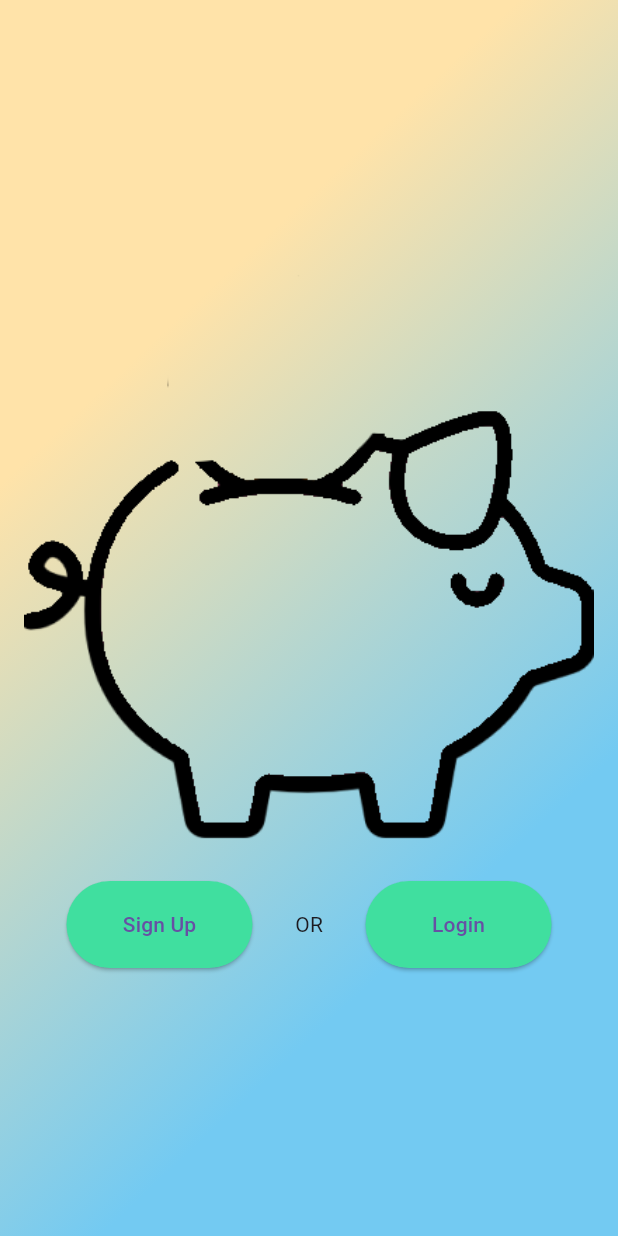
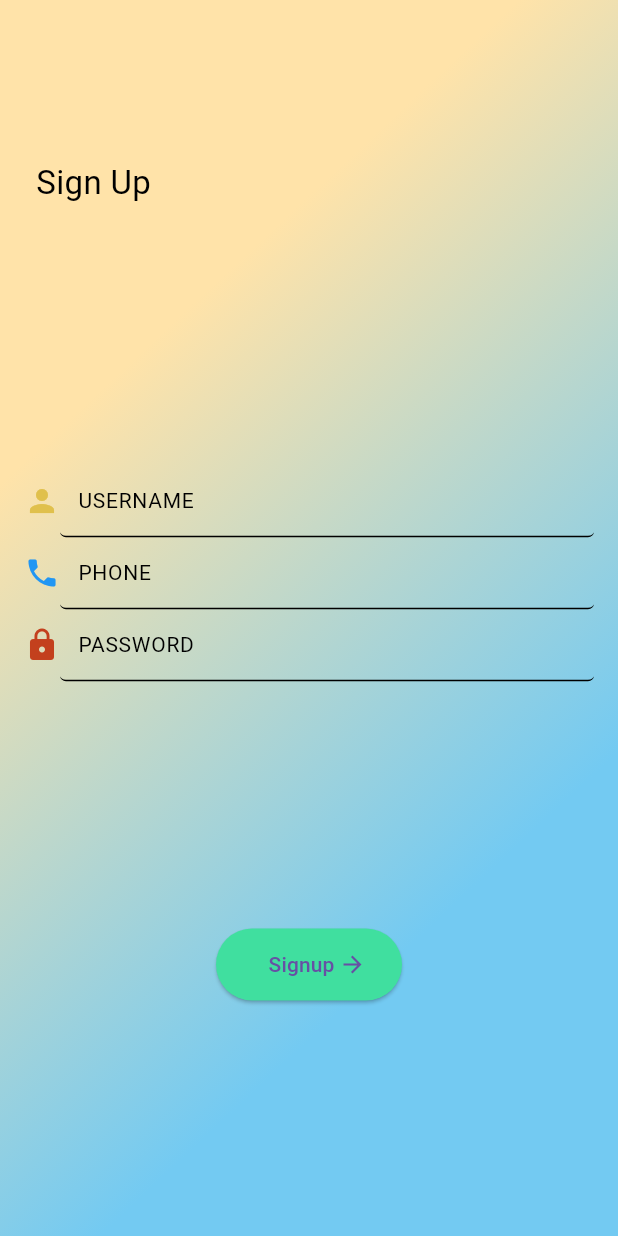
Before and after one commit to pepo-app/pepo, a Flutter app: the AuthScreen screen opened by its route, after a tap on "Sign Up", on a phone screen of 412 x 824 dp. Run offline on Flutter 3.47's test engine with Material 2 defaults, Android fonts, the phone set to English and light mode, and no system bars; our stand-ins replace flutter_secure_storage, get; missing offline and left inert: flutter_custom_cards, flutter_shapes, soundpool; accounts and stored records are empty.

Commit message:
implement signup page

```diff
--- a/lib/main.dart
+++ b/lib/main.dart
@@ -3,6 +3,7 @@ import 'package:get/get.dart';
 import 'package:pepo/screens/add_piggy_bank.dart';
 import 'package:pepo/screens/auth/auth.dart';
 import 'package:pepo/screens/auth/login.dart';
+import 'package:pepo/screens/auth/signup.dart';
 import 'package:pepo/screens/deposit_screen.dart';
 import 'package:pepo/screens/pepo_list.dart';
 import 'package:pepo/screens/settings.dart';
@@ -29,6 +30,7 @@ class MyApp extends StatelessWidget {
         GetPage(name: "/home", page: () => HomeScreen()),
         GetPage(name: "/auth", page: () => AuthScreen()),
         GetPage(name: "/auth/login", page: () => LoginScreen()),
+        GetPage(name: "/auth/signup", page: () => SignupScreen()),
         GetPage(name: "/deposit", page: () => DepositScreen()),
         GetPage(name: "/withdraw", page: () => WithdrawScreen()),
         GetPage(name: "/settings", page: () => SettingsScreen()),
--- a/lib/screens/auth/auth.dart
+++ b/lib/screens/auth/auth.dart
@@ -31,7 +31,7 @@ class AuthScreen extends StatelessWidget {
                       style: ButtonStyle(
                           backgroundColor: MaterialStateProperty.all<Color>(
                               Color(0xFF40DF9F))),
-                      onPressed: () {},
+                      onPressed: () => Get.toNamed("/auth/signup"),
                       child: Text("Sign Up")),
                 ),
                 Text("OR"),
--- /dev/null
+++ b/lib/screens/auth/signup.dart
@@ -0,0 +1,245 @@
+import 'package:flutter/material.dart';
+import 'package:get/get.dart';
+
+class SignupScreen extends StatelessWidget {
+  @override
+  Widget build(BuildContext context) {
+    return Scaffold(
+      backgroundColor: const Color(0xffffffff),
+      body: Container(
+        padding: const EdgeInsets.all(16),
+        width: MediaQuery.of(context).size.width,
+        height: MediaQuery.of(context).size.height,
+        decoration: const BoxDecoration(
+            shape: BoxShape.rectangle,
+            borderRadius: BorderRadius.zero,
+            gradient: LinearGradient(
+              colors: [Color(0xFFFFE3A9), Color(0xFF73CAF2)],
+              transform: GradientRotation(120.2),
+            )),
+        child: Column(
+          mainAxisAlignment: MainAxisAlignment.start,
+          crossAxisAlignment: CrossAxisAlignment.stretch,
+          mainAxisSize: MainAxisSize.max,
+          children: [
+            SizedBox(
+              height: MediaQuery.of(context).size.height * 0.1,
+              width: 16,
+            ),
+            const Padding(
+              padding: EdgeInsets.all(8),
+              child: Text(
+                "Sign Up",
+                textAlign: TextAlign.start,
+                overflow: TextOverflow.clip,
+                style: TextStyle(
+                  fontWeight: FontWeight.w400,
+                  fontStyle: FontStyle.normal,
+                  fontSize: 22,
+                  color: Color(0xff000000),
+                ),
+              ),
+            ),
+            SizedBox(
+              height: MediaQuery.of(context).size.height * 0.2,
+              width: 16,
+            ),
+            Row(
+              mainAxisAlignment: MainAxisAlignment.start,
+              crossAxisAlignment: CrossAxisAlignment.center,
+              mainAxisSize: MainAxisSize.max,
+              children: [
+                const Icon(
+                  Icons.person,
+                  color: Color(0xffe0c04c),
+                  size: 24,
+                ),
+                Expanded(
+                  flex: 1,
+                  child: TextField(
+                    controller: TextEditingController(),
+                    obscureText: false,
+                    textAlign: TextAlign.start,
+                    maxLines: 1,
+                    style: const TextStyle(
+                      fontWeight: FontWeight.w400,
+                      fontStyle: FontStyle.normal,
+                      fontSize: 14,
+                      color: Color(0xff000000),
+                    ),
+                    decoration: InputDecoration(
+                      disabledBorder: UnderlineInputBorder(
+                        borderRadius: BorderRadius.circular(4.0),
+                        borderSide: const BorderSide(
+                            color: Color(0xff000000), width: 1),
+                      ),
+                      focusedBorder: UnderlineInputBorder(
+                        borderRadius: BorderRadius.circular(4.0),
+                        borderSide: const BorderSide(
+                            color: Color(0xff000000), width: 1),
+                      ),
+                      enabledBorder: UnderlineInputBorder(
+                        borderRadius: BorderRadius.circular(4.0),
+                        borderSide: const BorderSide(
+                            color: Color(0xff000000), width: 1),
+                      ),
+                      hintText: "USERNAME",
+                      hintStyle: const TextStyle(
+                        fontWeight: FontWeight.w400,
+                        fontStyle: FontStyle.normal,
+                        fontSize: 14,
+                        color: Color(0xff000000),
+                      ),
+                      filled: false,
+                      fillColor: const Color(0x00f2f2f3),
+                      isDense: false,
+                      contentPadding: const EdgeInsets.fromLTRB(12, 8, 12, 8),
+                    ),
+                  ),
+                ),
+              ],
+            ),
+            Row(
+              mainAxisAlignment: MainAxisAlignment.start,
+              crossAxisAlignment: CrossAxisAlignment.center,
+              mainAxisSize: MainAxisSize.max,
+              children: [
+                const Icon(
+                  Icons.phone,
+                  color: Colors.blue,
+                  size: 24,
+                ),
+                Expanded(
+                  flex: 1,
+                  child: TextField(
+                    controller: TextEditingController(),
+                    obscureText: false,
+                    textAlign: TextAlign.start,
+                    maxLines: 1,
+                    style: const TextStyle(
+                      fontWeight: FontWeight.w400,
+                      fontStyle: FontStyle.normal,
+                      fontSize: 14,
+                      color: Color(0xff000000),
+                    ),
+                    decoration: InputDecoration(
+                      disabledBorder: UnderlineInputBorder(
+                        borderRadius: BorderRadius.circular(4.0),
+                        borderSide: const BorderSide(
+                            color: Color(0xff000000), width: 1),
+                      ),
+                      focusedBorder: UnderlineInputBorder(
+                        borderRadius: BorderRadius.circular(4.0),
+                        borderSide: const BorderSide(
+                            color: Color(0xff000000), width: 1),
+                      ),
+                      enabledBorder: UnderlineInputBorder(
+                        borderRadius: BorderRadius.circular(4.0),
+                        borderSide: const BorderSide(
+                            color: Color(0xff000000), width: 1),
+                      ),
+                      hintText: "PHONE",
+                      hintStyle: const TextStyle(
+                        fontWeight: FontWeight.w400,
+                        fontStyle: FontStyle.normal,
+                        fontSize: 14,
+                        color: Color(0xff000000),
+                      ),
+                      filled: false,
+                      fillColor: const Color(0x00f2f2f3),
+                      isDense: false,
+                      contentPadding: const EdgeInsets.fromLTRB(12, 8, 12, 8),
+                    ),
+                  ),
+                ),
+              ],
+            ),
+            Row(
+              mainAxisAlignment: MainAxisAlignment.start,
+              crossAxisAlignment: CrossAxisAlignment.center,
+              mainAxisSize: MainAxisSize.max,
+              children: [
+                const Icon(
+                  Icons.lock,
+                  color: Color(0xffc3401d),
+                  size: 24,
+                ),
+                Expanded(
+                  flex: 1,
+                  child: TextField(
+                    controller: TextEditingController(),
+                    obscureText: false,
+                    textAlign: TextAlign.start,
+                    maxLines: 1,
+                    style: const TextStyle(
+                      fontWeight: FontWeight.w400,
+                      fontStyle: FontStyle.normal,
+                      fontSize: 14,
+                      color: Color(0xff000000),
+                    ),
+                    decoration: InputDecoration(
+                      disabledBorder: UnderlineInputBorder(
+                        borderRadius: BorderRadius.circular(4.0),
+                        borderSide: const BorderSide(
+                            color: Color(0xff000000), width: 1),
+                      ),
+                      focusedBorder: UnderlineInputBorder(
+                        borderRadius: BorderRadius.circular(4.0),
+                        borderSide: const BorderSide(
+                            color: Color(0xff000000), width: 1),
+                      ),
+                      enabledBorder: UnderlineInputBorder(
+                        borderRadius: BorderRadius.circular(4.0),
+                        borderSide: const BorderSide(
+                            color: Color(0xff000000), width: 1),
+                      ),
+                      hintText: "PASSWORD",
+                      hintStyle: const TextStyle(
+                        fontWeight: FontWeight.w400,
+                        fontStyle: FontStyle.normal,
+                        fontSize: 14,
+                        color: Color(0xff000000),
+                      ),
+                      filled: false,
+                      fillColor: const Color(0xfff2f2f3),
+                      isDense: false,
+                      contentPadding: const EdgeInsets.fromLTRB(12, 8, 12, 8),
+                    ),
+                  ),
+                ),
+              ],
+            ),
+            SizedBox(
+              height: MediaQuery.of(context).size.height * 0.2,
+              width: 16,
+            ),
+            Column(
+              mainAxisAlignment: MainAxisAlignment.start,
+              crossAxisAlignment: CrossAxisAlignment.center,
+              mainAxisSize: MainAxisSize.max,
+              children: [
+                SizedBox(
+                  height: 48,
+                  width: 124,
+                  child: ElevatedButton(
+                      style: ButtonStyle(
+                          backgroundColor: MaterialStateProperty.all<Color>(
+                              const Color(0xFF40DF9F))),
+                      onPressed: () => Get.offAllNamed("/auth/login"),
+                      child: Row(
+                        mainAxisAlignment: MainAxisAlignment.spaceBetween,
+                        children: [
+                          const SizedBox(width: 8),
+                          const Text("Signup"),
+                          const Icon(Icons.arrow_forward),
+                        ],
+                      )),
+                ),
+              ],
+            ),
+          ],
+        ),
+      ),
+    );
+  }
+}
```
